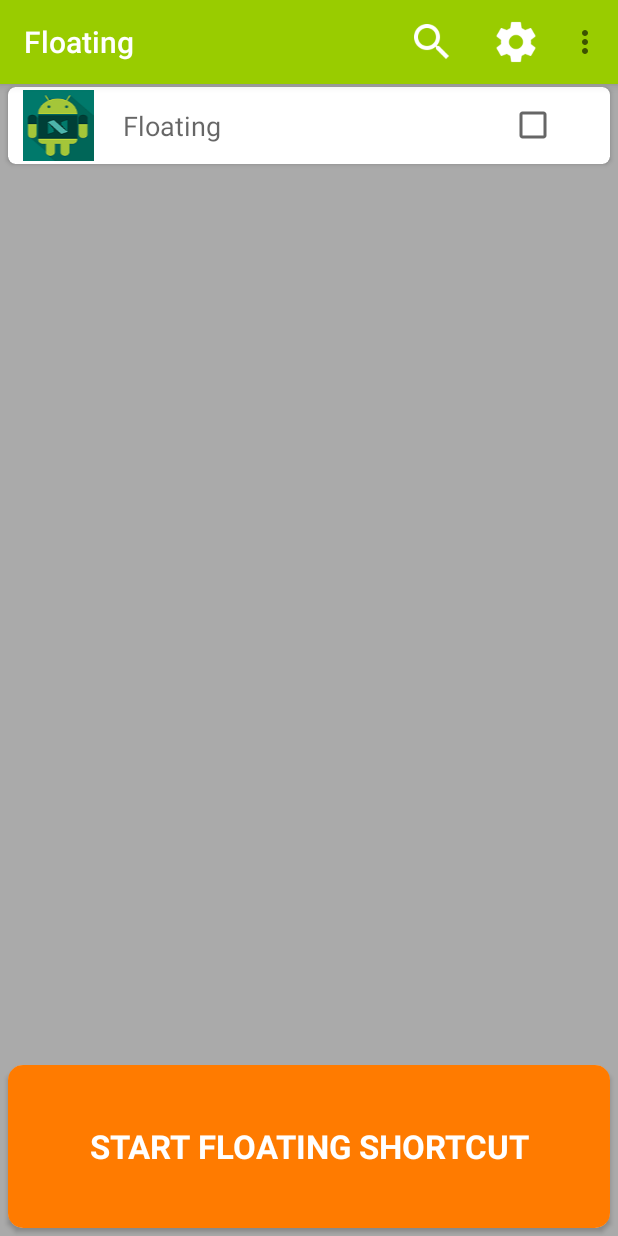
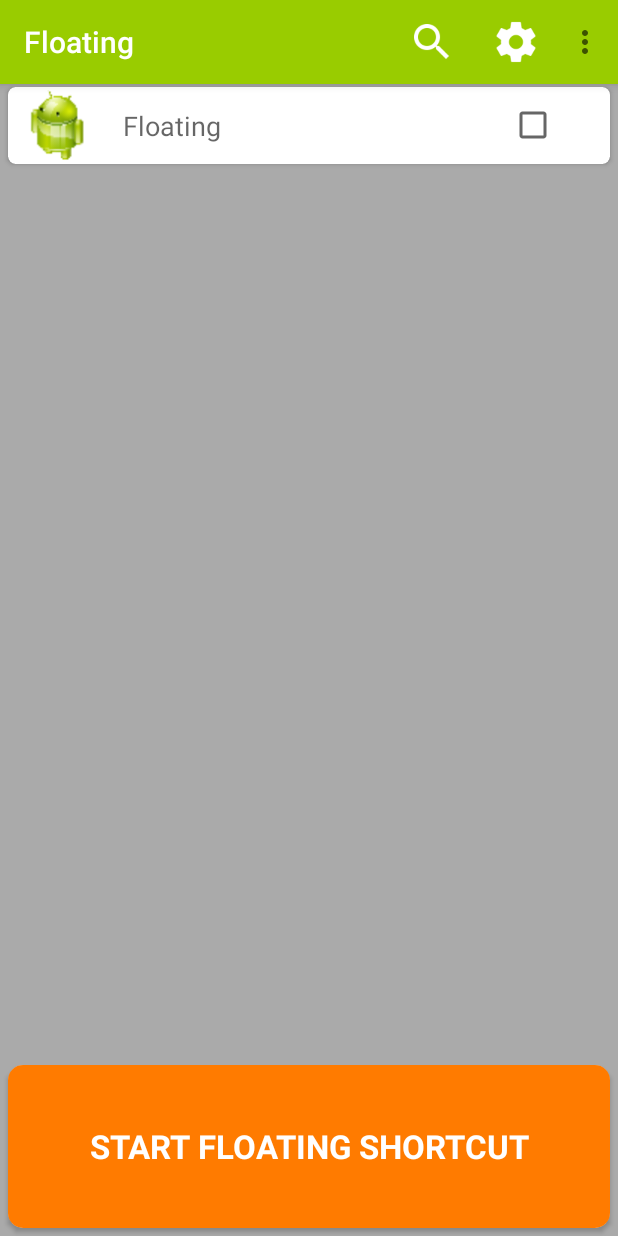
Before and after one commit to HitRoxxx/FloatingNew, an Android app: the screen it shows after launch (MainActivity), on a phone screen of 412 x 824 dp. Run offline under Robolectric (Android 15) with nearby library versions, the phone set to English and light mode, and no system bars.

Commit message:
Coomit after long time

```diff
--- a/app/build.gradle
+++ b/app/build.gradle
@@ -25,14 +25,14 @@ dependencies {
         exclude group: 'com.android.support', module: 'support-annotations'
     })
 
+
     compile 'com.github.bumptech.glide:glide:4.0.0-RC0'
     compile 'com.android.support:support-v4:25.3.1'
-    annotationProcessor 'com.github.bumptech.glide:compiler:4.0.0-RC0'
-
     compile 'com.android.support:appcompat-v7:25.3.1'
     compile 'com.android.support.constraint:constraint-layout:1.0.2'
     compile 'com.android.support:recyclerview-v7:25.3.1'
     compile 'com.android.support:cardview-v7:25.3.1'
+    compile 'com.android.support:design:25.3.1'
     testCompile 'junit:junit:4.12'
-    compile 'com.android.support:design:25.3.1'
+    annotationProcessor 'com.github.bumptech.glide:compiler:4.0.0-RC0'
 }
--- a/app/src/main/java/com/theLoneWarrior/floating/adapter/RecyclerViewAdapter.java
+++ b/app/src/main/java/com/theLoneWarrior/floating/adapter/RecyclerViewAdapter.java
@@ -11,7 +11,6 @@ import android.widget.Filterable;
 import android.widget.ImageView;
 import android.widget.TextView;
 
-import com.bumptech.glide.Glide;
 import com.theLoneWarrior.floating.R;
 import com.theLoneWarrior.floating.pojoClass.PackageInfoStruct;
 
@@ -51,12 +50,12 @@ public class RecyclerViewAdapter extends RecyclerView.Adapter<RecyclerViewAdapte
         // holder.imageView.setImageBitmap(StringToBitmap(packageInfoStruct.getBitmapString()));
         // Glide.with((activity).load(StringToBitmap(packageInfoStruct.getBitmapString())).into(holder.imageView);
         //Drawable d =new BitmapDrawable(activity.getResources(),StringToBitmap(packageInfoStruct.getBitmapString()));
-        try {
+      /*  try {
             Glide.with(holder.itemView).load(packageInfoStruct.getBitmapString()).into(holder.imageView);
         } catch (Exception e) {
             holder.imageView.setImageResource(R.drawable.default_image);
-        }
-
+        }*/
+        holder.imageView.setImageURI(packageInfoStruct.getBitmapString());
         holder.checkBox.setChecked(packageInfoStruct.checked);
     }
 
--- /dev/null
+++ b/app/src/main/java/com/theLoneWarrior/floating/splash/SplashScreen.java
@@ -0,0 +1,119 @@
+package com.theLoneWarrior.floating.splash;
+
+import android.annotation.SuppressLint;
+import android.content.Intent;
+import android.os.Bundle;
+import android.os.Handler;
+import android.support.v7.app.ActionBar;
+import android.support.v7.app.AppCompatActivity;
+import android.view.View;
+
+import com.theLoneWarrior.floating.MainActivity;
+import com.theLoneWarrior.floating.R;
+
+
+public class SplashScreen extends AppCompatActivity {
+
+    private static final int UI_ANIMATION_DELAY = 300;
+    private final Handler mHideHandler = new Handler();
+    private View mContentView;
+    private final Runnable mHidePart2Runnable = new Runnable() {
+        @SuppressLint("InlinedApi")
+        @Override
+        public void run() {
+            // Delayed removal of status and navigation bar
+
+            // Note that some of these constants are new as of API 16 (Jelly Bean)
+            // and API 19 (KitKat). It is safe to use them, as they are inlined
+            // at compile-time and do nothing on earlier devices.
+            mContentView.setSystemUiVisibility(View.SYSTEM_UI_FLAG_LOW_PROFILE
+                    | View.SYSTEM_UI_FLAG_FULLSCREEN
+                    | View.SYSTEM_UI_FLAG_LAYOUT_STABLE
+                    | View.SYSTEM_UI_FLAG_IMMERSIVE_STICKY
+                    | View.SYSTEM_UI_FLAG_LAYOUT_HIDE_NAVIGATION
+                    | View.SYSTEM_UI_FLAG_HIDE_NAVIGATION);
+        }
+    };
+
+    private final Runnable mShowPart2Runnable = new Runnable() {
+        @Override
+        public void run() {
+            // Delayed display of UI elements
+            ActionBar actionBar = getSupportActionBar();
+            if (actionBar != null) {
+                actionBar.show();
+            }
+        }
+    };
+
+
+    private final Runnable mHideRunnable = new Runnable() {
+        @Override
+        public void run() {
+            hide();
+        }
+    };
+
+    private int count=0;
+    @Override
+    protected void onCreate(Bundle savedInstanceState) {
+        super.onCreate(savedInstanceState);
+
+        setContentView(R.layout.activity_splash_screen);
+        mContentView = findViewById(R.id.fullscreen_content);
+
+     final Handler handler=  new Handler();
+            handler.post(new Runnable() {
+
+            @Override
+            public void run() {
+                count++;
+
+                if(count==100)
+                {
+                    startActivity(new Intent(SplashScreen.this, MainActivity.class));
+                    finish();
+                }else
+                {
+                    handler.postDelayed(this,30);
+                }
+
+            }
+        });
+
+    }
+
+    @Override
+    protected void onPostCreate(Bundle savedInstanceState) {
+        super.onPostCreate(savedInstanceState);
+
+        // Trigger the initial hide() shortly after the activity has been
+        // created, to briefly hint to the user that UI controls
+        // are available.
+        delayedHide(100);
+    }
+
+
+    private void hide() {
+        // Hide UI first
+        ActionBar actionBar = getSupportActionBar();
+        if (actionBar != null) {
+            actionBar.hide();
+        }
+
+
+        // Schedule a runnable to remove the status and navigation bar after a delay
+        mHideHandler.removeCallbacks(mShowPart2Runnable);
+        mHideHandler.postDelayed(mHidePart2Runnable, UI_ANIMATION_DELAY);
+    }
+
+
+    /**
+     * Schedules a call to hide() in [delay] milliseconds, canceling any
+     * previously scheduled calls.
+     */
+    private void delayedHide(int delayMillis) {
+        mHideHandler.removeCallbacks(mHideRunnable);
+        mHideHandler.postDelayed(mHideRunnable, delayMillis);
+    }
+}
--- a/app/src/main/res/layout/layout_floating_closed_widget.xml
+++ b/app/src/main/res/layout/layout_floating_closed_widget.xml
@@ -10,6 +10,7 @@
         android:id="@+id/root_container"
         android:layout_width="wrap_content"
         android:layout_height="wrap_content"
+
         tools:ignore="UselessParent">
 
         <!--View while view is collapsed-->
--- a/app/src/main/res/values/colors.xml
+++ b/app/src/main/res/values/colors.xml
@@ -5,4 +5,6 @@
     <color name="colorAccent">#FF4081</color>
     <color name="colorHalfTransparent">#77848484</color>
     <color name="param">#00d9d9d9</color>
+
+    <color name="black_overlay">#66000000</color>
 </resources>
--- a/app/src/main/res/values/strings.xml
+++ b/app/src/main/res/values/strings.xml
@@ -4,4 +4,7 @@
     <string name="application_image">Application Image</string>
     <string name="service_description">Service to Run Floating Shortcut</string>
     <string name="notification_service_description">Service to run minimize floating Shortcut</string>
+
+    <string name="title_activity_splash_screen">SplashScreen</string>
+    <string name="dummy_content">"The\nWorld\nIs\nAgainst\nMe\nIt\nWouldn't\nBe\nFair\nOtherwise"</string>
 </resources>
--- a/app/src/main/res/values/styles.xml
+++ b/app/src/main/res/values/styles.xml
@@ -16,4 +16,16 @@
         <item name="colorPrimaryDark">@color/colorPrimaryDark</item>
         <item name="colorAccent">@color/colorAccent</item>
     </style>
+
+    <style name="FullscreenTheme" parent="AppTheme">
+        <item name="android:actionBarStyle">@style/FullscreenActionBarStyle</item>
+        <item name="android:windowActionBarOverlay">true</item>
+        <item name="android:windowBackground">@null</item>
+        <item name="metaButtonBarStyle">?android:attr/buttonBarStyle</item>
+        <item name="metaButtonBarButtonStyle">?android:attr/buttonBarButtonStyle</item>
+    </style>
+
+    <style name="FullscreenActionBarStyle" parent="Widget.AppCompat.ActionBar">
+        <item name="android:background">@color/black_overlay</item>
+    </style>
 </resources>
--- a/build.gradle
+++ b/build.gradle
@@ -5,7 +5,7 @@ buildscript {
         jcenter()
     }
     dependencies {
-        classpath 'com.android.tools.build:gradle:2.3.2'
+        classpath 'com.android.tools.build:gradle:2.3.3'
 
         // NOTE: Do not place your application dependencies here; they belong
         // in the individual module build.gradle files
```
Also changed, not shown: app/src/main/AndroidManifest.xml (+14 -3 lines), app/src/main/res/layout/activity_splash_screen.xml (added, +24 -0 lines), app/src/main/res/layout/layout_floating_widget_new.xml (+11 -11 lines), app/src/main/res/values/attrs.xml (added, +12 -0 lines), app/src/main/res/drawable/center.png (added), app/src/main/res/drawable/default_image.png, app/src/main/res/drawable/opennew.png (added).
